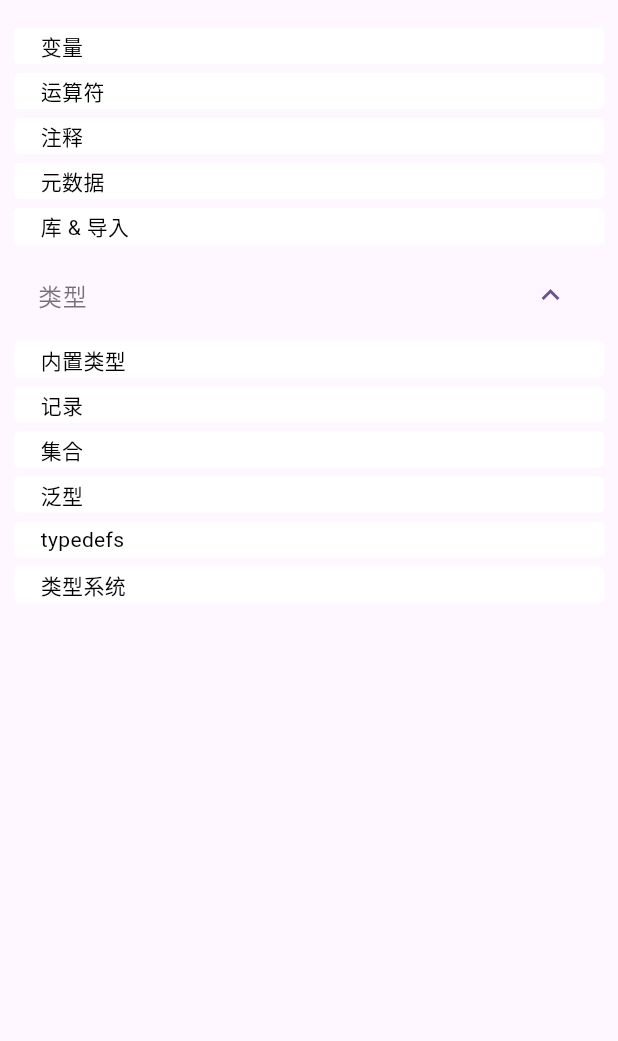
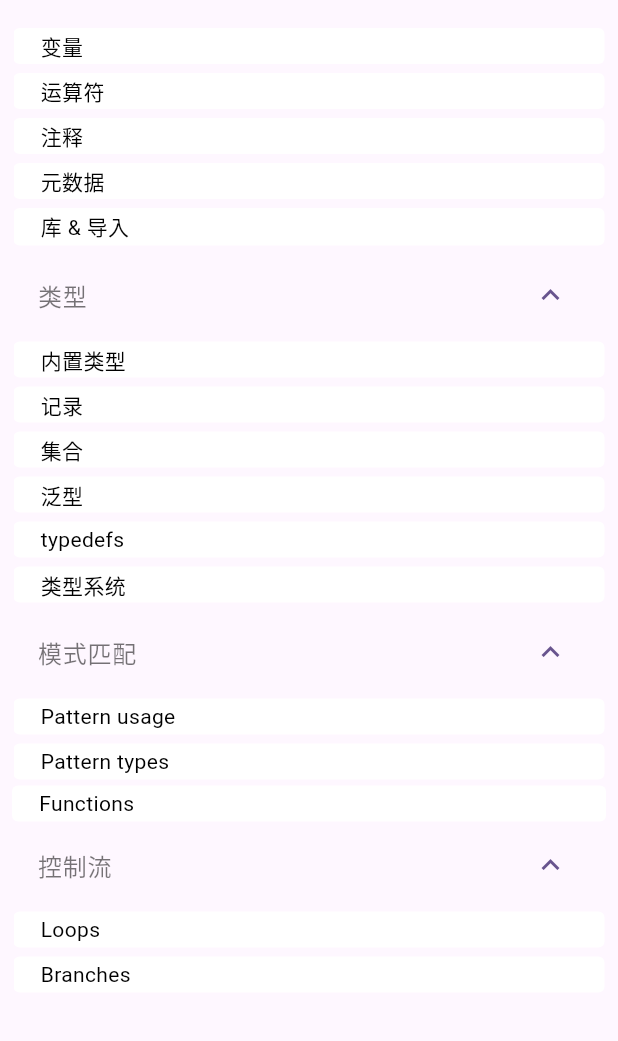
Before and after one commit to DivvSpace/flutter_tutor, a Flutter app: the screen it shows after launch, on a phone screen of 412 x 824 dp, the part 128-1169 px from its top. Run offline on Flutter 3.47's test engine with Material 3 defaults, Android fonts, the phone set to English and light mode, and no system bars; our stand-ins replace flutter_markdown; missing offline and left inert: flutter_highlighter, markdown.

```diff
--- a/flutter_tutor/assets/menu_list.json
+++ b/flutter_tutor/assets/menu_list.json
@@ -55,6 +55,36 @@
                         "mdName": "typesystem.md"
                     }
                 ]
+            },
+            {
+                "title": "模式匹配",
+                "menus": [
+                    {
+                        "title": "Pattern usage",
+                        "mdName": "pattern_overview_usage.md"
+                    },
+                    {
+                        "title": "Pattern types",
+                        "mdName": "pattern_types.md"
+                    }
+                ]
+            },
+            {
+                "title":"Functions",
+                "mdName": "functions.md"
+            },
+            {
+                "title": "控制流",
+                "menus": [
+                    {
+                        "title": "Loops",
+                        "mdName":"loops.md"
+                    },
+                    {
+                        "title": "Branches",
+                        "mdName": "branches.md"
+                    }
+                ]
             }
         ]
 
```
Also changed, not shown: flutter_tutor/lib/mac_main_page.dart (+10 -5 lines), flutter_tutor/assets/markdown/image-1.png (added), flutter_tutor/assets/markdown/image-2.png (added), flutter_tutor/assets/markdown/image-3.png (added), flutter_tutor/assets/markdown/image.png (added), 3 other files.
